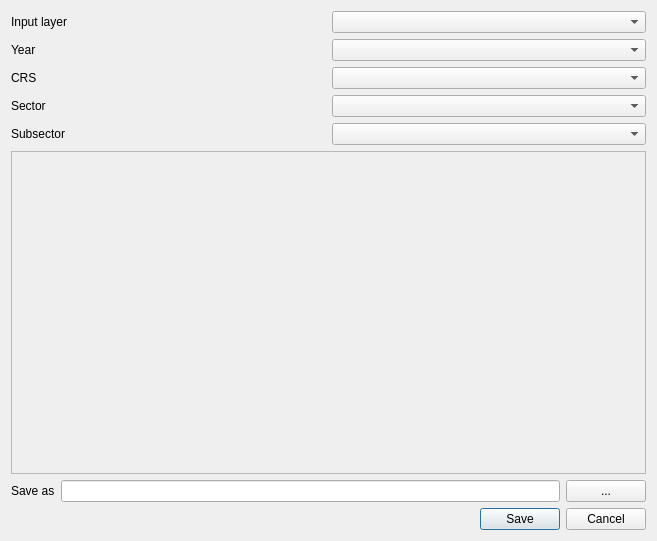
Qt form ImaerPlugin/generate_calc_input_dlg.ui (opengeogroep/AERIUS-QGIS-plugins) before a commit.
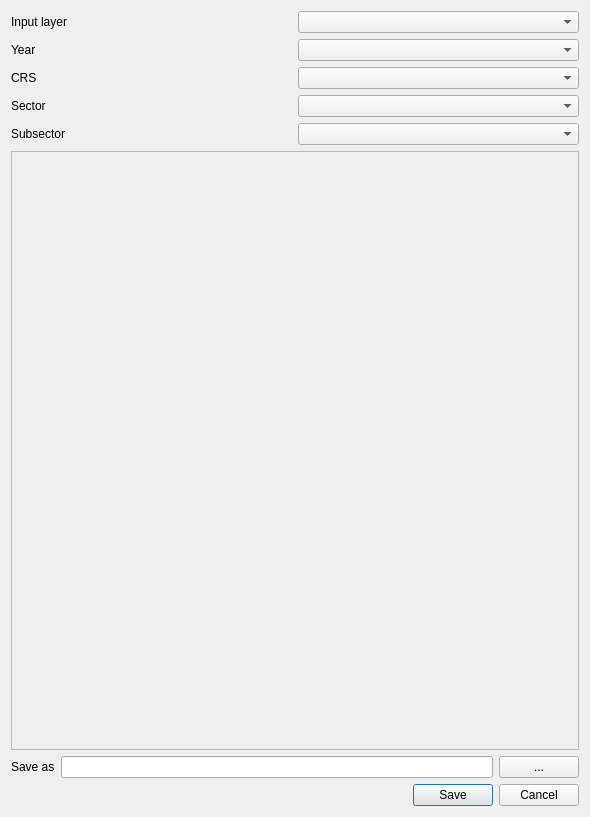
The same form after that commit. Custom widgets are drawn as their Qt base class.

What changed in the file:
```diff
--- a/ImaerPlugin/generate_calc_input_dlg.ui
+++ b/ImaerPlugin/generate_calc_input_dlg.ui
@@ -6,8 +6,8 @@
    <rect>
     <x>0</x>
     <y>0</y>
-    <width>657</width>
-    <height>541</height>
+    <width>590</width>
+    <height>817</height>
    </rect>
   </property>
   <property name="windowTitle">
@@ -82,8 +82,8 @@
            <rect>
             <x>0</x>
             <y>0</y>
-            <width>633</width>
-            <height>296</height>
+            <width>566</width>
+            <height>572</height>
            </rect>
           </property>
           <layout class="QGridLayout" name="gridLayout_3">
```
